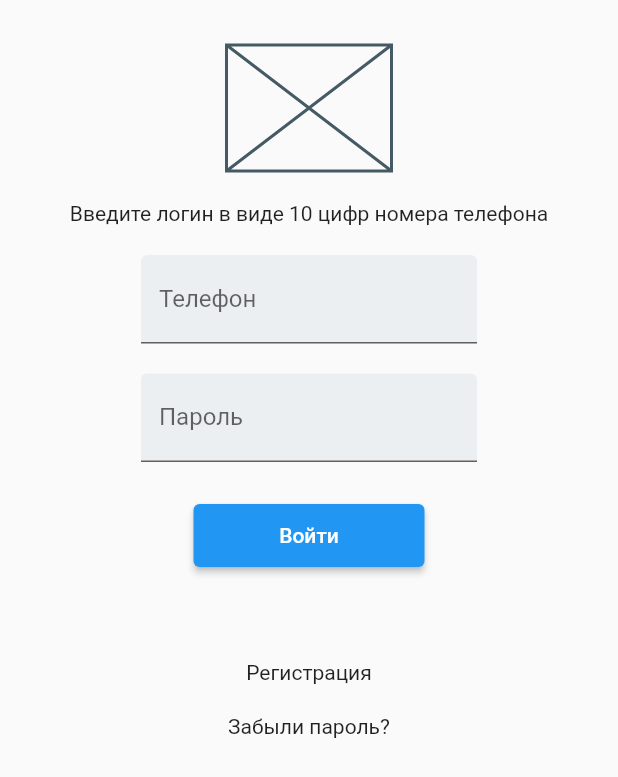
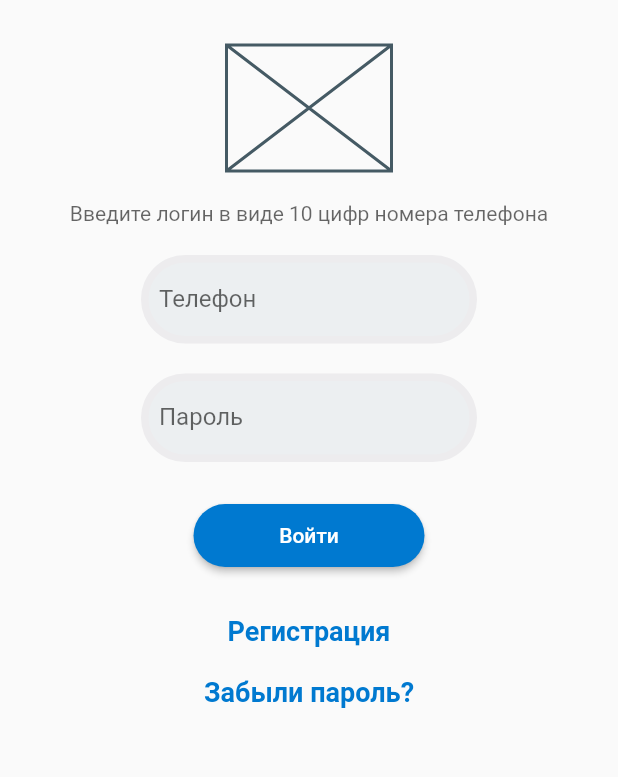
Before and after one commit to Svatika/auth_page, a Flutter app: the screen it shows after launch, on a phone screen of 412 x 824 dp. Shown: the top 777 px of the screen. Run offline on Flutter 3.47's test engine with Material 2 defaults, Android fonts, the phone set to English and light mode, and no system bars.

Commit message:
Добавлена стилизация виджетов формы авторизации

```diff
--- a/lib/main.dart
+++ b/lib/main.dart
@@ -10,6 +10,16 @@ class MyApp extends StatelessWidget {
   // This widget is the root of your application.
   @override
   Widget build(BuildContext context) {
+    const borderStyle = OutlineInputBorder(
+        borderRadius: BorderRadius.all(Radius.circular(36)),
+        borderSide: BorderSide(
+            color: const Color(0xFFbbbbb), width: 5));
+    const LinkTextStyle = TextStyle(
+    fontSize: 18,
+    fontWeight: FontWeight.bold ,
+    color: Color(0xFF0079D0),
+    );
+
     return MaterialApp(
       home: Scaffold(
           body: Container(
@@ -18,13 +28,16 @@ class MyApp extends StatelessWidget {
               SizedBox(height: 30,),
               SizedBox(width: 110, height: 84, child: Placeholder(),),
               SizedBox(height: 20,),
-              Text('Введите логин в виде 10 цифр номера телефона'),
+              Text('Введите логин в виде 10 цифр номера телефона',
+                style: TextStyle(fontSize: 14, color: Color.fromRGBO(0, 0, 0, 0.6)),),
               SizedBox(height: 20,),
               const SizedBox(width: 224,
                 child: TextField(
                   decoration: InputDecoration(
                     filled: true,
                     fillColor: Color(0xFFeceff1),
+                    enabledBorder: borderStyle,
+                    focusedBorder: borderStyle,
                     labelText: 'Телефон',
                   ),
                 ),
@@ -36,16 +49,30 @@ class MyApp extends StatelessWidget {
                     decoration: InputDecoration(
                       filled: true,
                       fillColor: Color(0xFFeceff1),
+                      enabledBorder: borderStyle,
+                      focusedBorder: borderStyle,
                       labelText: 'Пароль',
                     ),
                   )
               ),
               SizedBox(height: 28,),
-              SizedBox(width: 154, height: 42, child: ElevatedButton(onPressed: () {}, child: Text('Войти'))),
-              SizedBox(height: 62),
-              InkWell(child: Text('Регистрация'),onTap: () {}),
+              SizedBox(width: 154, height: 42, child:
+                ElevatedButton(onPressed: () {},
+                  child: Text('Войти'),
+                style: ElevatedButton.styleFrom(
+                  primary: Color(0xFF0079D0),
+                  shape: RoundedRectangleBorder(
+                    borderRadius: BorderRadius.circular(36),
+                  ),
+                ),
+               )
+               ),
+               SizedBox(height: 32),
+              InkWell(child: const Text('Регистрация', style: LinkTextStyle,),
+                 onTap: () {}),
               SizedBox(height: 20,),
-              InkWell(child: Text('Забыли пароль?'), onTap: () {}),
+              InkWell(child: const Text('Забыли пароль?', style: LinkTextStyle,),
+                 onTap: () {}),
 
             ],),
           )
```
